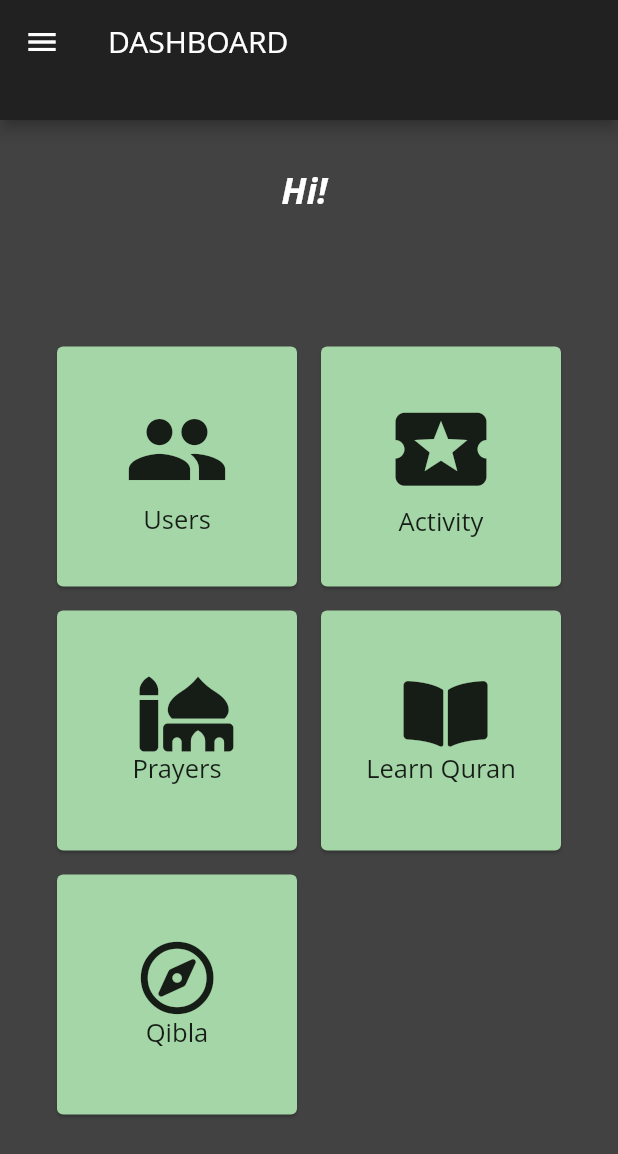
After one commit to DevWasi/flutter-petrol-pump, a Flutter app: the Wrapper screen opened by its route, on a phone screen of 412 x 824 dp. The commit adds this screen. Shown: the top 1154 px of the screen. Run offline on Flutter 3.47's test engine with Material 2 defaults, Android fonts, the phone set to English and light mode, and no system bars; our stand-ins replace font_awesome_flutter, shared_preferences; missing offline and left inert: shared_preferences_web; accounts and stored records are empty; Roboto replaces fonts that are missing (Open Sans).

Commit message:
Auth => login is working also homeScreen

```diff
--- /dev/null
+++ b/lib/screens/drawer/drawer_screen.dart
@@ -0,0 +1,100 @@
+import 'package:flutter/material.dart';
+
+import 'package:h2n_app/utils/manager.dart';
+import 'package:h2n_app/utils/constants.dart';
+import 'package:h2n_app/screens/drawer/model.dart';
+
+class DrawerScreen extends StatefulWidget {
+  const DrawerScreen({Key? key}) : super(key: key);
+
+  @override
+  _DrawerScreenState createState() => _DrawerScreenState();
+}
+
+class _DrawerScreenState extends State<DrawerScreen> {
+  String name = '';
+  String email = '';
+
+  @override
+  void initState() {
+    // TODO: implement initState
+    super.initState();
+    getProfile();
+  }
+
+  getProfile() async {
+    final _prefs = await PreferenceManager.getInstance();
+        setState(() {
+          name = _prefs!.getItem('first_name') +' '+ _prefs.getItem('last_name');
+          email = _prefs.getItem('email');
+        });
+  }
+
+  @override
+  Widget build(BuildContext context) {
+    return Container(
+      color: Colors.grey[600],
+      padding: const EdgeInsets.only(top: 50.0, bottom: 70.0, left: 10.0),
+      child: Column(
+        mainAxisAlignment: MainAxisAlignment.spaceBetween,
+        crossAxisAlignment: CrossAxisAlignment.start,
+        children: [
+          Row(
+            children: [
+              CircleAvatar(
+                child: const Icon(Icons.person), backgroundColor: Colors.grey[800],
+                radius: 30.0,
+              ),
+              const SizedBox(width: 10.0,),
+              Column(
+                crossAxisAlignment: CrossAxisAlignment.start,
+                children: [
+                  getText(name, Colors.white, FontWeight.bold, 19.0),
+                  const SizedBox(height: 5.0,),
+                  getText(email, Colors.white, FontWeight.bold, 19.0)
+                ],
+              )
+            ],
+          ),
+          Column(
+            children: getDrawerItems(context),
+          ),
+          Row(
+            children: [
+              InkWell(
+                onTap: () {
+                  Navigator.popAndPushNamed(context, screenSettings);
+                },
+                child: const Icon(Icons.settings, color: Colors.white),
+              ),
+              const SizedBox(width: 10.0,),
+              const Text('Settings',
+                  style: TextStyle(
+                      color: Colors.white, fontWeight: FontWeight.bold)),
+              const SizedBox(width: 10.0,),
+              Container(width: 2.0, height: 20.0, color: Colors.white,),
+              const SizedBox(width: 10.0,),
+              InkWell(
+                  onTap: () async {
+                    final _prefs = await PreferenceManager.getInstance();
+                    _prefs!.removeItem('status');
+                    Navigator.popAndPushNamed(context, screenLogin);
+                  },
+                  child: const Text('Log Out',
+                      style: TextStyle(
+                          color: Colors.white, fontWeight: FontWeight.bold))
+              ),
+            ],
+          ),
+        ],
+      ),
+    );
+  }
+
+  Widget getText (name, color, fontWeight, fontSize) {
+    return Text(name, style: TextStyle(
+    color: color, fontWeight: fontWeight, fontSize: fontSize
+    )
+  );
+  }
+}
--- /dev/null
+++ b/lib/screens/drawer/model.dart
@@ -0,0 +1,57 @@
+import 'package:flutter/material.dart';
+import 'package:font_awesome_flutter/font_awesome_flutter.dart';
+
+
+import 'package:h2n_app/utils/constants.dart';
+
+List<Map> drawerItems = [
+  {
+    'icon': FontAwesomeIcons.flag, 'title': 'My Activity',
+    'route': screenUserActivity
+  },
+  {
+    'icon': FontAwesomeIcons.user, 'title': 'Users Statuses',
+    'route': screenUsersStatuses
+  },
+  {
+    'icon': FontAwesomeIcons.mosque, 'title': 'Prayers',
+    'route': screenPrayerTimings
+  },
+  {
+    'icon': FontAwesomeIcons.bookOpen,
+    'title': 'Learn Quran',
+    'route': screenLearnQuran
+  },
+  {
+    'icon': Icons.help_outline,
+    'title': 'About',
+    'route': screenAbout
+  }
+];
+
+
+getDrawerItems(context) {
+  return drawerItems.map((element) => GestureDetector(
+    onTap: () {
+      Navigator.pushNamed(context, element['route']);
+    },
+    child: Padding(
+      padding: const EdgeInsets.all(12.0),
+      child: Row(
+        mainAxisAlignment: MainAxisAlignment.start,
+        children: [
+          Icon(element['icon'], color: Colors.white, size: 30.0,),
+          const SizedBox(width: 20.0,),
+          Text(
+              element['title'],
+              style: const TextStyle(
+                  color: Colors.white,
+                  fontWeight: FontWeight.bold,
+                  fontSize: 20.0
+              )
+          )
+        ],
+      ),
+    ),
+  )).toList();
+}
--- /dev/null
+++ b/lib/screens/home/home_screen.dart
@@ -0,0 +1,92 @@
+import 'package:flutter/painting.dart';
+import 'package:flutter/services.dart';
+import 'package:flutter/material.dart';
+
+import 'package:h2n_app/utils/manager.dart';
+import 'package:h2n_app/utils/common.dart';
+
+class HomePage extends StatefulWidget {
+  const HomePage({Key? key}) : super(key: key);
+
+  @override
+  HomePageState createState() => HomePageState();
+}
+
+class HomePageState extends State<HomePage> {
+  double xOffset = 0;
+  double yOffset = 0;
+  double scaleFactor = 1;
+  late String name;
+  bool isDrawerOpen = true;
+
+  @override
+  void initState() {
+    // TODO: implement initState
+    super.initState();
+
+    getMessage();
+  }
+
+  getMessage() async {
+    final _prefs = await PreferenceManager.getInstance();
+    setState(() {
+      name = _prefs!.getItem('name');
+    });
+  }
+
+  @override
+  Widget build(BuildContext context) {
+    SystemChrome.setSystemUIOverlayStyle(SystemUiOverlayStyle.dark);
+    return AnimatedContainer(
+      transform: Matrix4.translationValues(xOffset, yOffset, 0)
+        ..scale(scaleFactor),
+      duration: const Duration(milliseconds: 250),
+      decoration: BoxDecoration(
+        color: Colors.white,
+        borderRadius: BorderRadius.circular(isDrawerOpen ? 40.0 : 0.0),
+      ),
+      child: GestureDetector(
+        onTap: () {
+          setState(() {
+            xOffset = 0; yOffset = 0; scaleFactor = 1; isDrawerOpen = true;
+          });
+        },
+        child: Scaffold(
+          backgroundColor: Colors.grey[800],
+          appBar: PreferredSize(
+            preferredSize: const Size.fromHeight(80.0),
+            child: appBar('dashboard', leading: IconButton(
+              icon: const Icon(Icons.menu),
+              color: Colors.white,
+              onPressed: () {
+                setState(() {
+                  xOffset = 230; yOffset = 150; scaleFactor = 0.6; isDrawerOpen = false;
+                });
+              },
+            ))
+          ),
+          body: SingleChildScrollView(
+            child: Column(
+              children: [
+                const SizedBox(height: 30.0,),
+                Text('Hi! $name', style: const TextStyle(
+                    fontSize: 24, fontWeight: FontWeight.bold,
+                    fontStyle: FontStyle.italic, color: Colors.white),
+                ),
+                const SizedBox(height: 50.0),
+                Container(
+                  padding: const EdgeInsets.all(30.0),
+                  child: GridView.count(
+                    physics: const ScrollPhysics().parent,
+                       shrinkWrap: true,
+                      crossAxisCount: 2, children: getCardFields(context)
+                  ),
+                )
+              ],
+            ),
+          ),
+        ),
+      ),
+    );
+  }
+}
--- /dev/null
+++ b/lib/screens/home/wrapper.dart
@@ -0,0 +1,27 @@
+import 'package:flutter/material.dart';
+
+import 'package:h2n_app/screens/home/home_screen.dart';
+import 'package:h2n_app/screens/drawer/drawer_screen.dart';
+// import 'package:LearnQuran/screens/dashboard/users_statuses_screen.dart';
+
+class Wrapper extends StatefulWidget {
+  const Wrapper({Key? key}) : super(key: key);
+
+  @override
+  _WrapperState createState() => _WrapperState();
+}
+
+class _WrapperState extends State<Wrapper> {
+
+  @override
+  Widget build(BuildContext context) {
+    return Scaffold(
+      body: Stack(
+        children: const [
+          DrawerScreen(),
+          HomePage(),
+        ],
+      ),
+    );
+  }
+}
--- a/lib/screens/models/forms.dart
+++ b/lib/screens/models/forms.dart
@@ -98,7 +98,7 @@ textField(attribute){
     validator: (value) {
       String? text;
       if(value!.isNotEmpty){
-        text = validateString(attribute['label'], value)!;
+        text = validateString(attribute['label'], value);
       }else if(value.isEmpty) {
         text = capitalize(attribute['label']) + " is Required";
       }
@@ -147,11 +147,10 @@ String? validateString(String key, String value) {
           .hasMatch(value)) {
 
     return 'Please Enter A Valid Email';
-  } else if(key == 'Password' && value.length < 6) {
+  } else if(key == 'Password' && value.length < 3) {
 
     return 'Password must be 6 digit long';
   } else {
 
-    return null;
   }
 }
--- a/lib/utils/routes.dart
+++ b/lib/utils/routes.dart
@@ -1,19 +1,21 @@
 import 'package:flutter/material.dart';
 import 'package:h2n_app/screens/auth/auth_screen.dart';
+import 'package:h2n_app/screens/home/home_screen.dart';
+import 'package:h2n_app/screens/home/wrapper.dart';
 
 import 'package:h2n_app/utils/constants.dart';
 
 
 routes () {
   dynamic routes = <String, WidgetBuilder>{
-    // screenHome: (BuildContext context) => HomePage(),
+    screenHome: (BuildContext context) => const HomePage(),
     // screenUserActivity: (BuildContext context) => UserActivity(),
     // screenSettings: (BuildContext context) => SettingsPage(),
     // screenLearnQuran: (BuildContext context) => LearnQuran(),
     screenLogin: (BuildContext context) => const AuthScreen(name: 'login'),
     // screenUsersStatuses: (BuildContext context) => UsersStatuses(),
     // screenPrayerTimings: (BuildContext context) => PrayerTimings(),
-    // screenWrapper: (BuildContext context) => Wrapper(),
+    screenWrapper: (BuildContext context) => const Wrapper(),
     // screenQibla: (BuildContext context) => Qibla(),
   };
 
```
Also changed, not shown: lib/request/request_handler.dart (+10 -46 lines), lib/utils/common.dart (+3 -6 lines), lib/utils/constants.dart (+8 -4 lines), 1 other file.
